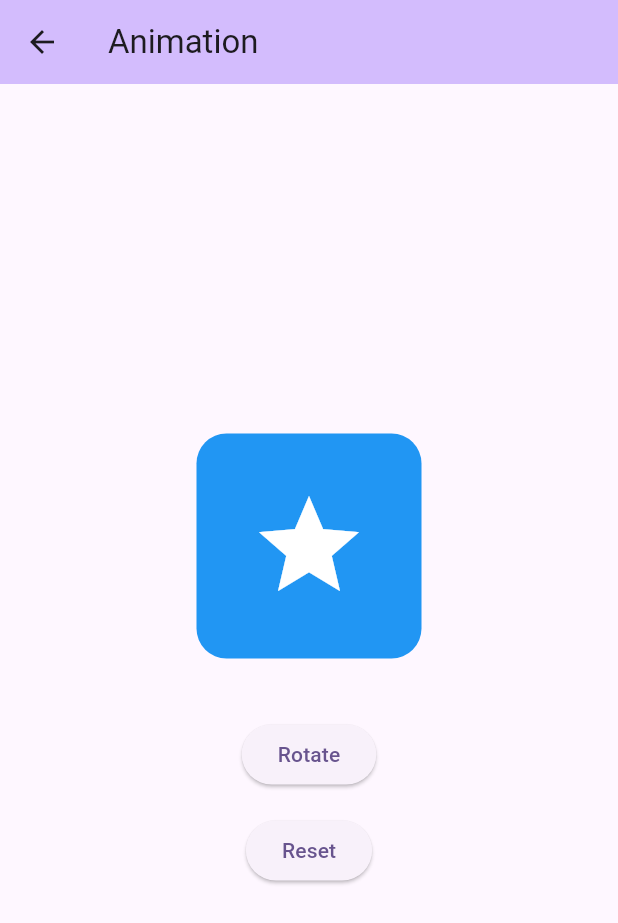
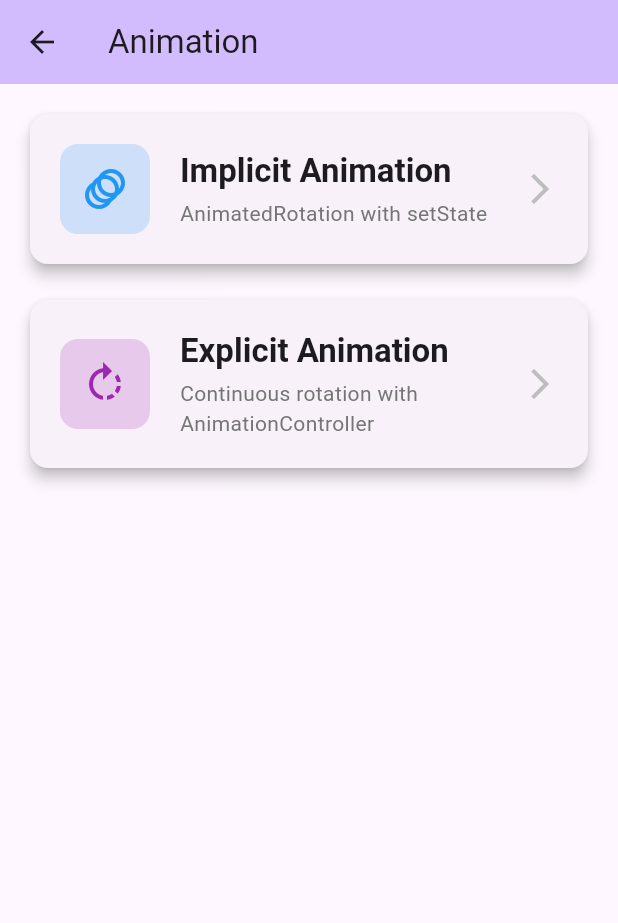
Before and after one commit to smruti-incubyte/flutter-coe, a Flutter app: the AnimationScreen screen opened directly, on a phone screen of 412 x 824 dp. Shown: the top 923 px of the screen. Run offline on Flutter 3.47's test engine with Material 3 defaults, Android fonts, the phone set to English and light mode, and no system bars.

Commit message:
Refactor AnimationScreen to use StatelessWidget and implement navigation to Implicit and Explicit Animation screens. Added card UI for animation options and improved layout structure.

```diff
--- a/lib/screens/animation_screen.dart
+++ b/lib/screens/animation_screen.dart
@@ -1,13 +1,122 @@
 import 'package:flutter/material.dart';
 
-class AnimationScreen extends StatefulWidget {
+class AnimationScreen extends StatelessWidget {
   const AnimationScreen({super.key});
 
   @override
-  State<AnimationScreen> createState() => _AnimationScreenState();
+  Widget build(BuildContext context) {
+    return Scaffold(
+      appBar: AppBar(
+        backgroundColor: Theme.of(context).colorScheme.inversePrimary,
+        title: const Text('Animation'),
+      ),
+      body: Padding(
+        padding: const EdgeInsets.all(16.0),
+        child: Column(
+          children: [
+            _buildCard(
+              context,
+              title: 'Implicit Animation',
+              description: 'AnimatedRotation with setState',
+              icon: Icons.animation,
+              color: Colors.blue,
+              onTap: () {
+                Navigator.push(
+                  context,
+                  MaterialPageRoute(
+                    builder: (context) => const ImplicitAnimationScreen(),
+                  ),
+                );
+              },
+            ),
+            const SizedBox(height: 16),
+            _buildCard(
+              context,
+              title: 'Explicit Animation',
+              description: 'Continuous rotation with AnimationController',
+              icon: Icons.rotate_right,
+              color: Colors.purple,
+              onTap: () {
+                Navigator.push(
+                  context,
+                  MaterialPageRoute(
+                    builder: (context) => const ExplicitAnimationScreen(),
+                  ),
+                );
+              },
+            ),
+          ],
+        ),
+      ),
+    );
+  }
+
+  Widget _buildCard(
+    BuildContext context, {
+    required String title,
+    required String description,
+    required IconData icon,
+    required Color color,
+    required VoidCallback onTap,
+  }) {
+    return Card(
+      elevation: 4,
+      child: InkWell(
+        onTap: onTap,
+        borderRadius: BorderRadius.circular(12),
+        child: Padding(
+          padding: const EdgeInsets.all(20.0),
+          child: Row(
+            children: [
+              Container(
+                width: 60,
+                height: 60,
+                decoration: BoxDecoration(
+                  color: color.withOpacity(0.2),
+                  borderRadius: BorderRadius.circular(12),
+                ),
+                child: Icon(icon, size: 32, color: color),
+              ),
+              const SizedBox(width: 20),
+              Expanded(
+                child: Column(
+                  crossAxisAlignment: CrossAxisAlignment.start,
+                  children: [
+                    Text(
+                      title,
+                      style: Theme.of(context).textTheme.titleLarge?.copyWith(
+                        fontWeight: FontWeight.bold,
+                      ),
+                    ),
+                    const SizedBox(height: 4),
+                    Text(
+                      description,
+                      style: Theme.of(
+                        context,
+                      ).textTheme.bodyMedium?.copyWith(color: Colors.grey[600]),
+                    ),
+                  ],
+                ),
+              ),
+              Icon(Icons.arrow_forward_ios, color: Colors.grey[400]),
+            ],
+          ),
+        ),
+      ),
+    );
+  }
 }
 
-class _AnimationScreenState extends State<AnimationScreen> {
+// Implicit Animation Screen
+class ImplicitAnimationScreen extends StatefulWidget {
+  const ImplicitAnimationScreen({super.key});
+
+  @override
+  State<ImplicitAnimationScreen> createState() =>
+      _ImplicitAnimationScreenState();
+}
+
+class _ImplicitAnimationScreenState extends State<ImplicitAnimationScreen> {
   double _turns = 0.0;
 
   void _rotate() {
@@ -27,7 +136,7 @@ class _AnimationScreenState extends State<AnimationScreen> {
     return Scaffold(
       appBar: AppBar(
         backgroundColor: Theme.of(context).colorScheme.inversePrimary,
-        title: const Text('Animation'),
+        title: const Text('Implicit Animation'),
       ),
       body: Center(
         child: Column(
@@ -43,26 +152,102 @@ class _AnimationScreenState extends State<AnimationScreen> {
                   color: Colors.blue,
                   borderRadius: BorderRadius.circular(20),
                 ),
-                child: const Icon(
-                  Icons.star,
-                  size: 80,
-                  color: Colors.white,
-                ),
+                child: const Icon(Icons.star, size: 80, color: Colors.white),
               ),
             ),
             const SizedBox(height: 40),
-            ElevatedButton(
-              onPressed: _rotate,
-              child: const Text('Rotate'),
-            ),
+            ElevatedButton(onPressed: _rotate, child: const Text('Rotate')),
             const SizedBox(height: 16),
-            ElevatedButton(
-              onPressed: _reset,
-              child: const Text('Reset'),
-            ),
+            // ElevatedButton(onPressed: _reset, child: const Text('Reset')),
           ],
         ),
       ),
     );
   }
 }
+
+// Explicit Animation Screen
+class ExplicitAnimationScreen extends StatefulWidget {
+  const ExplicitAnimationScreen({super.key});
+
+  @override
+  State<ExplicitAnimationScreen> createState() =>
+      _ExplicitAnimationScreenState();
+}
+
+class _ExplicitAnimationScreenState extends State<ExplicitAnimationScreen>
+    with SingleTickerProviderStateMixin {
+  late AnimationController _controller;
+  bool _isPaused = false;
+
+  @override
+  void initState() {
+    super.initState();
+    _controller = AnimationController(
+      duration: const Duration(seconds: 2),
+      vsync: this,
+    )..repeat();
+  }
+
+  @override
+  void dispose() {
+    _controller.dispose();
+    super.dispose();
+  }
+
+  void _togglePause() {
+    setState(() {
+      if (_isPaused) {
+        _controller.repeat();
+        _isPaused = false;
+      } else {
+        _controller.stop();
+        _isPaused = true;
+      }
+    });
+  }
+
+  void _restart() {
+    setState(() {
+      _controller.reset();
+      _controller.repeat();
+      _isPaused = false;
+    });
+  }
+
+  @override
+  Widget build(BuildContext context) {
+    return Scaffold(
+      appBar: AppBar(
+        backgroundColor: Theme.of(context).colorScheme.inversePrimary,
+        title: const Text('Explicit Animation'),
+      ),
+      body: Center(
+        child: Column(
+          mainAxisAlignment: MainAxisAlignment.center,
+          children: [
+            RotationTransition(
+              turns: _controller,
+              child: Container(
+                width: 150,
+                height: 150,
+                decoration: BoxDecoration(
+                  color: Colors.purple,
+                  borderRadius: BorderRadius.circular(20),
+                ),
+                child: const Icon(Icons.star, size: 80, color: Colors.white),
+              ),
+            ),
+            const SizedBox(height: 40),
+            ElevatedButton(
+              onPressed: _togglePause,
+              child: Text(_isPaused ? 'Resume' : 'Pause'),
+            ),
+            const SizedBox(height: 16),
+            // ElevatedButton(onPressed: _restart, child: const Text('Restart')),
+          ],
+        ),
+      ),
+    );
+  }
+}
```
